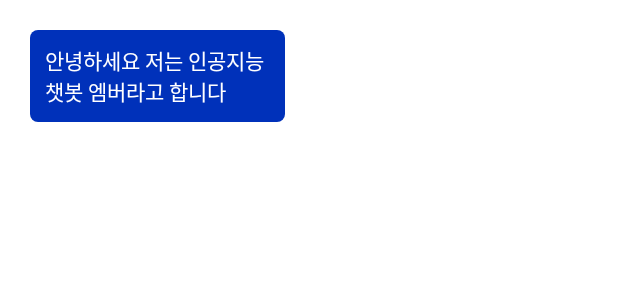
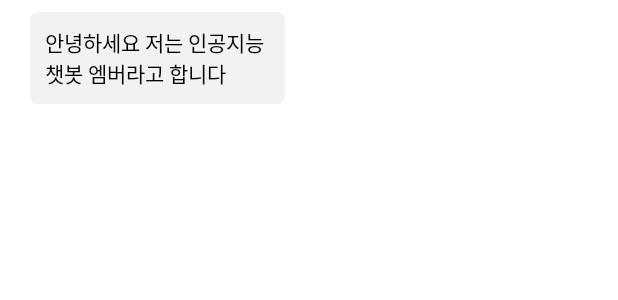
Before and after one commit to wonjunlim1/Amber-project, an Android app: the layout item_chat_others.xml on its own in the app's theme, with its tools: preview values and no code run, on a phone screen of 412 x 824 dp. Shown: the top 300 px of the screen. Run offline under Robolectric (Android 15) with nearby library versions, the phone set to English and light mode, and no system bars.

Commit message:
no message

```diff
--- a/app/src/main/java/com/beyond/amber/ChatActivity.java
+++ b/app/src/main/java/com/beyond/amber/ChatActivity.java
@@ -24,7 +24,11 @@ public class ChatActivity extends AppCompatActivity {
         super.onCreate(savedInstanceState);
 
         int chatId = getIntent().getIntExtra("chatID", 0);
+        String img = getIntent().getStringExtra("img");
+        String name = getIntent().getStringExtra("name");
         chatmodel = new ChatModel(chatId);
+
+
 
 
         setContentView(R.layout.activity_chat);
@@ -52,6 +56,7 @@ public class ChatActivity extends AppCompatActivity {
             public void onClick(View view) {
                 ChatData item = new ChatData();
                 item.msg = text.getText().toString();
+                if(item.msg.replaceAll(" ", "").isEmpty()) return;
                 item.time = Calendar.getInstance().getTime().getTime();
                 FirebaseUser user = FirebaseAuth.getInstance().getCurrentUser();
                 item.sender = user.getUid();
--- a/app/src/main/java/com/beyond/amber/ChatRoomAdapter.java
+++ b/app/src/main/java/com/beyond/amber/ChatRoomAdapter.java
@@ -22,7 +22,6 @@ import java.util.List;
 
 public class ChatRoomAdapter extends RecyclerView.Adapter<RecyclerView.ViewHolder> {
     List<Pair<Integer, ChatDataList>> list = null;
-
     @NonNull
     @Override
     public RecyclerView.ViewHolder onCreateViewHolder(@NonNull ViewGroup parent, int viewType) {
@@ -88,6 +87,8 @@ public class ChatRoomAdapter extends RecyclerView.Adapter<RecyclerView.ViewHolde
 
                     Intent intent = new Intent(itemView.getContext(), ChatActivity.class);
                     intent.putExtra("chatID", list.get(position).first);
+                    intent.putExtra("img", list.get(position).second);
+                    intent.putExtra("name", profileModel.profileData.name);
                     itemView.getContext().startActivity(intent);
                 }
             });
--- a/app/src/main/java/com/beyond/amber/ProfileFragment.java
+++ b/app/src/main/java/com/beyond/amber/ProfileFragment.java
@@ -151,6 +151,8 @@ public class ProfileFragment extends Fragment {
                 int chatId = profileModel.newChat();
                 Intent intent = new Intent(getContext(), ChatActivity.class);
                 intent.putExtra("chatID", chatId);
+                intent.putExtra("img", profileModel.profileData.img);
+                intent.putExtra("name", profileModel.profileData.name);
                 startActivity(intent);
             }
         });
--- a/app/src/main/res/drawable/chat_amber_background.xml
+++ b/app/src/main/res/drawable/chat_amber_background.xml
@@ -3,5 +3,5 @@
     android:shape="rectangle">
 
     <corners android:radius="5dp"/>
-    <solid android:color="#0031BA"/>
+    <solid android:color="#F2F2F2"/>
 </shape>
--- a/app/src/main/res/drawable/chat_user_background.xml
+++ b/app/src/main/res/drawable/chat_user_background.xml
@@ -3,5 +3,5 @@
     android:shape="rectangle">
 
     <corners android:radius="5dp"/>
-    <solid android:color="#FFFCE6"/>
+    <solid android:color="#445EF2"/>
 </shape>
--- a/app/src/main/res/layout/item_chat_others.xml
+++ b/app/src/main/res/layout/item_chat_others.xml
@@ -8,10 +8,10 @@
         android:layout_height="wrap_content"
         android:background="@drawable/chat_amber_background"
         android:text="안녕하세요 저는 인공지능 챗봇 엠버라고 합니다"
-        android:textColor="@color/white"
+        android:textColor="@color/black"
         android:maxWidth="170dp"
         android:layout_marginHorizontal="20dp"
-        android:layout_marginVertical="20dp"
+        android:layout_marginVertical="8dp"
         android:id="@+id/chat"
         android:padding="10dp"/>
 
--- a/app/src/main/res/layout/item_chat_user.xml
+++ b/app/src/main/res/layout/item_chat_user.xml
@@ -9,10 +9,10 @@
         android:layout_height="wrap_content"
         android:background="@drawable/chat_user_background"
         android:text="안녕 엠버야 난 사용자 ㅇㅇㅇ이야"
-        android:textColor="@color/black"
+        android:textColor="@color/white"
         android:maxWidth="170dp"
         android:layout_marginHorizontal="20dp"
-        android:layout_marginVertical="20dp"
+        android:layout_marginVertical="8dp"
         android:layout_gravity="right"
         android:padding="10dp"/>
 
```
